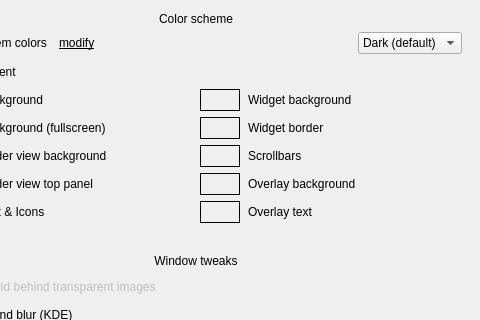
Old version of the form qimgv/gui/dialogs/settingsdialog.ui in the repository do-i/thumbgrid; both pictures show x 260 to 740 and y 0 to 320 of the 740 by 680 pixel window.
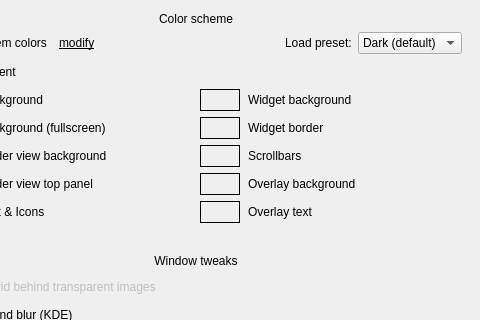
New version of the form. The open tabs and pages were chosen to show the change. Custom widgets are drawn as their Qt base class.

```diff
--- a/qimgv/gui/dialogs/settingsdialog.ui
+++ b/qimgv/gui/dialogs/settingsdialog.ui
@@ -1837,6 +1837,13 @@
                       </property>
                      </spacer>
                     </item>
+                    <item>
+                     <widget class="QLabel" name="loadPresetLabel">
+                      <property name="text">
+                       <string>Load preset:</string>
+                      </property>
+                     </widget>
+                    </item>
                     <item>
                      <widget class="QComboBox" name="themeSelectorComboBox">
                       <property name="currentText">
```
Left out of the diff: 7 changed lines with no effect on the pictures.
